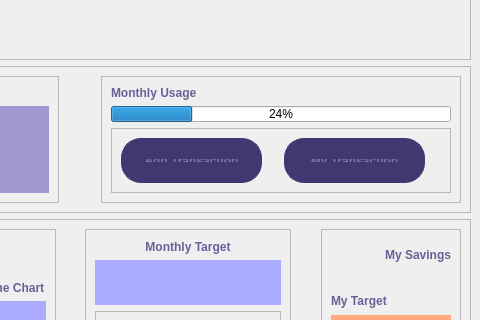
The window that ui_files/dashboard.ui (naryama8/gui_app_kelompok3) describes before a commit, drawn with Qt 5; both pictures show x 320 to 800 and y 87 to 407 of the 800 by 600 pixel window.
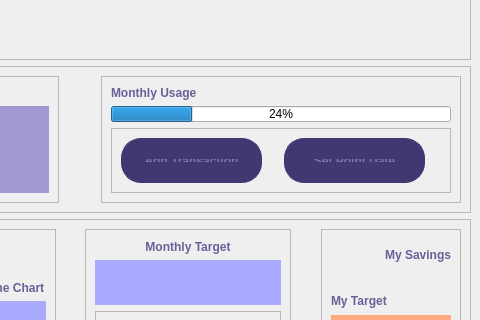
The same window after the commit.

Diff of the .ui file:
```diff
--- a/ui_files/dashboard.ui
+++ b/ui_files/dashboard.ui
@@ -332,7 +332,7 @@
 font-weight: bold;</string>
                </property>
                <property name="text">
-                <string>My Transaction</string>
+                <string>Set Point Date</string>
                </property>
               </widget>
              </item>
```
Left out of the diff: 2 changed lines with no effect on the pictures.
